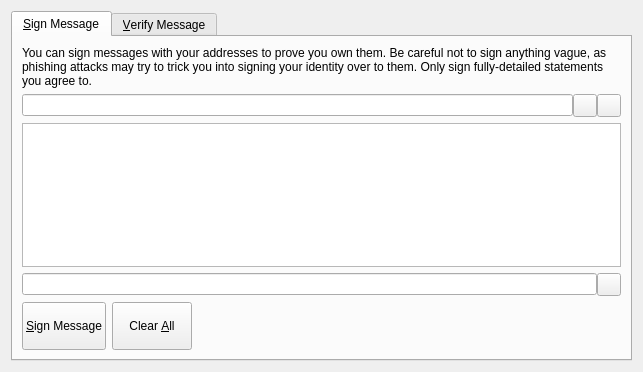
Qt form src/qt/forms/signverifymessagedialog.ui (mgpc-lab/MagpieCoin) before a commit.
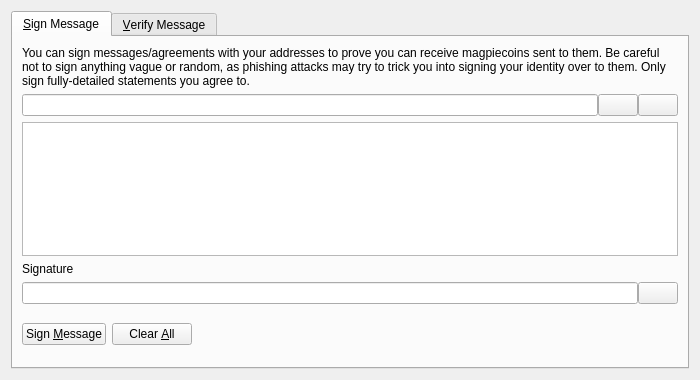
The same form after that commit. Icons and pictures are not drawn. Custom widgets are drawn as their Qt base class.

```diff
--- a/src/qt/forms/signverifymessagedialog.ui
+++ b/src/qt/forms/signverifymessagedialog.ui
@@ -6,8 +6,8 @@
    <rect>
     <x>0</x>
     <y>0</y>
-    <width>643</width>
-    <height>372</height>
+    <width>700</width>
+    <height>380</height>
    </rect>
   </property>
   <property name="windowTitle">
@@ -30,7 +30,7 @@
        <item>
         <widget class="QLabel" name="infoLabel_SM">
          <property name="text">
-          <string>You can sign messages with your addresses to prove you own them. Be careful not to sign anything vague, as phishing attacks may try to trick you into signing your identity over to them. Only sign fully-detailed statements you agree to.</string>
+          <string>You can sign messages/agreements with your addresses to prove you can receive magpiecoins sent to them. Be careful not to sign anything vague or random, as phishing attacks may try to trick you into signing your identity over to them. Only sign fully-detailed statements you agree to.</string>
          </property>
          <property name="textFormat">
           <enum>Qt::PlainText</enum>
@@ -56,7 +56,7 @@
           </widget>
          </item>
          <item>
-          <widget class="QToolButton" name="addressBookButton_SM">
+          <widget class="QPushButton" name="addressBookButton_SM">
            <property name="toolTip">
             <string>Choose an address from the address book</string>
            </property>
@@ -70,10 +70,13 @@
            <property name="shortcut">
             <string>Alt+A</string>
            </property>
+           <property name="autoDefault">
+            <bool>false</bool>
+           </property>
           </widget>
          </item>
          <item>
-          <widget class="QToolButton" name="pasteButton_SM">
+          <widget class="QPushButton" name="pasteButton_SM">
            <property name="toolTip">
             <string>Paste address from clipboard</string>
            </property>
@@ -87,6 +90,9 @@
            <property name="shortcut">
             <string>Alt+P</string>
            </property>
+           <property name="autoDefault">
+            <bool>false</bool>
+           </property>
           </widget>
          </item>
         </layout>
@@ -98,6 +104,16 @@
          </property>
         </widget>
        </item>
+       <item>
+        <widget class="QLabel" name="signatureLabel_SM">
+         <property name="text">
+          <string>Signature</string>
+         </property>
+         <property name="textFormat">
+          <enum>Qt::PlainText</enum>
+         </property>
+        </widget>
+       </item>
        <item>
         <layout class="QHBoxLayout" name="horizontalLayout_2_SM">
          <property name="spacing">
@@ -116,7 +132,7 @@
           </widget>
          </item>
          <item>
-          <widget class="QToolButton" name="copySignatureButton_SM">
+          <widget class="QPushButton" name="copySignatureButton_SM">
            <property name="toolTip">
             <string>Copy the current signature to the system clipboard</string>
            </property>
@@ -124,8 +140,11 @@
             <string/>
            </property>
            <property name="icon">
-            <iconset resource="../themes.qrc">
-             <normaloff>:/default/res/themes/default/icons/light/copy.png</normaloff>:/default/res/themes/default/icons/light/copy.png</iconset>
+            <iconset resource="../magpiecoin.qrc">
+             <normaloff>:/icons/editcopy</normaloff>:/icons/editcopy</iconset>
+           </property>
+           <property name="autoDefault">
+            <bool>false</bool>
            </property>
           </widget>
          </item>
@@ -135,17 +154,11 @@
         <layout class="QHBoxLayout" name="horizontalLayout_3_SM">
          <item>
           <widget class="QPushButton" name="signMessageButton_SM">
-           <property name="sizePolicy">
-            <sizepolicy hsizetype="Preferred" vsizetype="Minimum">
-             <horstretch>0</horstretch>
-             <verstretch>0</verstretch>
-            </sizepolicy>
-           </property>
            <property name="toolTip">
             <string>Sign the message to prove you own this MagpieCoin address</string>
            </property>
            <property name="text">
-            <string>&amp;Sign Message</string>
+            <string>Sign &amp;Message</string>
            </property>
            <property name="icon">
             <iconset resource="../themes.qrc">
@@ -158,12 +171,6 @@
          </item>
          <item>
           <widget class="QPushButton" name="clearButton_SM">
-           <property name="sizePolicy">
-            <sizepolicy hsizetype="Preferred" vsizetype="Minimum">
-             <horstretch>0</horstretch>
-             <verstretch>0</verstretch>
-            </sizepolicy>
-           </property>
            <property name="toolTip">
             <string>Reset all sign message fields</string>
            </property>
@@ -208,6 +215,19 @@
            </property>
           </widget>
          </item>
+         <item>
+          <spacer name="horizontalSpacer_2_SM">
+           <property name="orientation">
+            <enum>Qt::Horizontal</enum>
+           </property>
+           <property name="sizeHint" stdset="0">
+            <size>
+             <width>40</width>
+             <height>48</height>
+            </size>
+           </property>
+          </spacer>
+         </item>
         </layout>
        </item>
       </layout>
```
Left out of the diff: 77 changed lines with no effect on the pictures.
